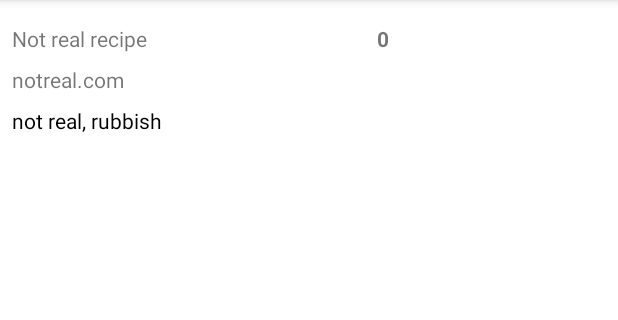
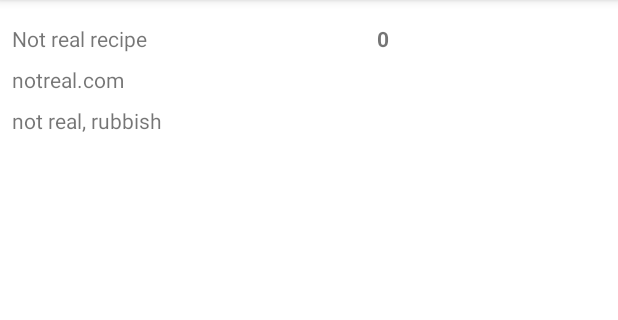
Before and after one commit to mho-bbk/myrecipes, an Android app: the SavedRecipesFragment screen opened through its navigation route, on a phone screen of 412 x 824 dp, the part 84-404 px from its top. Run offline under Robolectric (Android 15) with nearby library versions, the phone set to English and light mode, and no system bars; our stand-ins replace Room's generated code, data binding.

Commit message:
Fixed RecyclerView format

```diff
--- a/src/main/res/layout/item_preview_recipe_saved.xml
+++ b/src/main/res/layout/item_preview_recipe_saved.xml
@@ -1,7 +1,7 @@
 <?xml version="1.0" encoding="utf-8"?>
 <androidx.constraintlayout.widget.ConstraintLayout xmlns:android="http://schemas.android.com/apk/res/android"
     android:layout_width="match_parent"
-    android:layout_height="match_parent"
+    android:layout_height="200dp"
     xmlns:app="http://schemas.android.com/apk/res-auto">
 
     <TextView
@@ -45,7 +45,6 @@
         android:ellipsize="end"
         android:maxLines="5"
         android:text="Notes: "
-        android:textColor="@android:color/black"
         app:layout_constraintEnd_toEndOf="parent"
         app:layout_constraintTop_toBottomOf="@id/item_link" />
 
```
Also changed, not shown: 1 other file.
